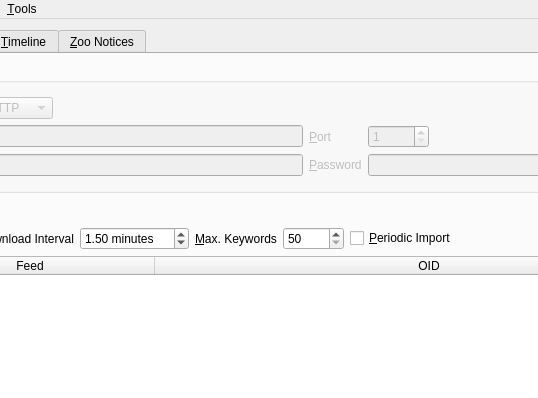
Old version of the form branches/trunk/UI/spot-on-rss.ui in the repository textbrowser/spot-on; both pictures show x 116 to 654 and y 0 to 398 of the 840 by 600 pixel window.
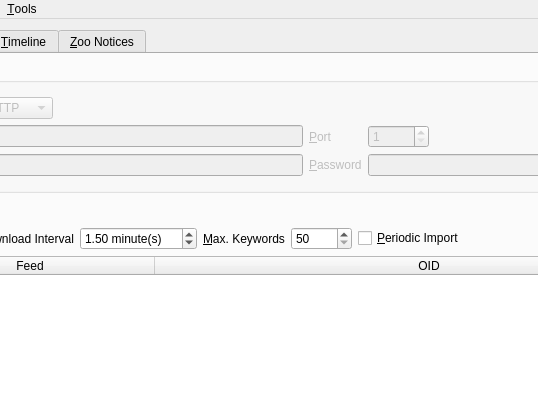
New version of the form. Icons and pictures are not drawn. Custom widgets are drawn as their Qt base class.

```diff
--- a/branches/trunk/UI/spot-on-rss.ui
+++ b/branches/trunk/UI/spot-on-rss.ui
@@ -264,7 +264,7 @@
           <item>
            <widget class="QDoubleSpinBox" name="download_interval">
             <property name="suffix">
-             <string> minutes</string>
+             <string> minute(s)</string>
             </property>
             <property name="minimum">
              <double>0.100000000000000</double>
```
